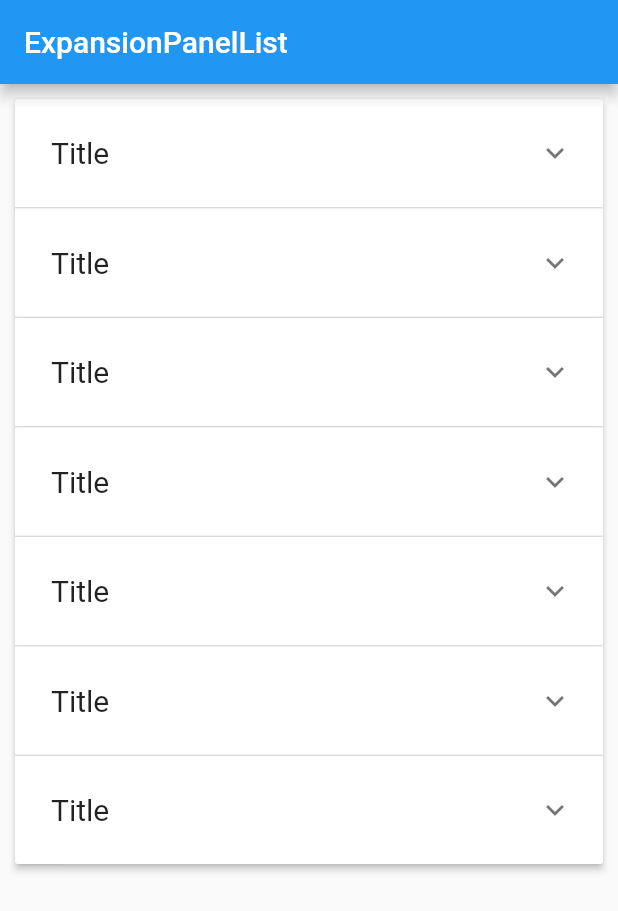
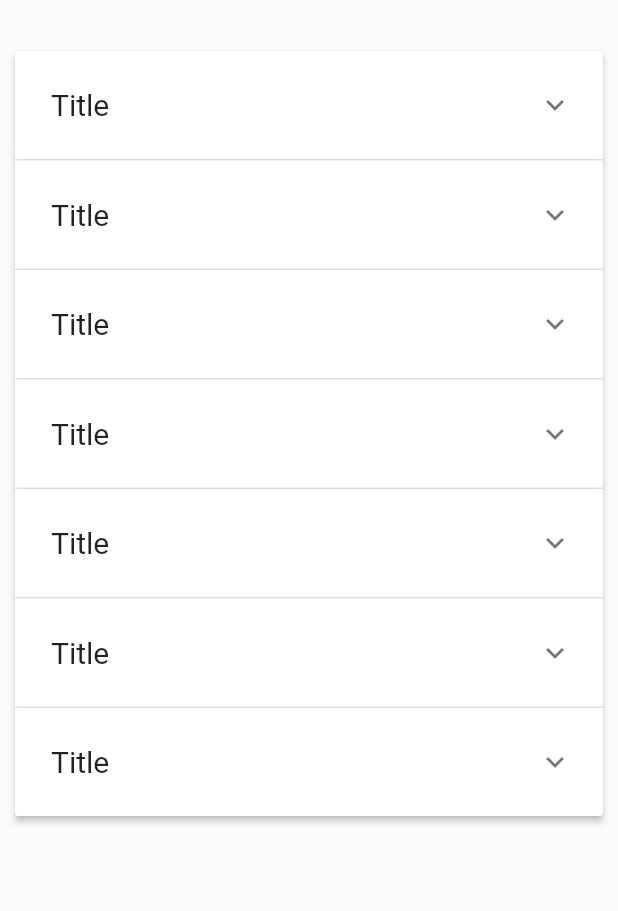
Before and after one commit to MahdiKaseAtashin/flutter_expand_widget, a Flutter app: the screen it shows after launch, on a phone screen of 412 x 824 dp. Shown: the top 911 px of the screen. Run offline on Flutter 3.47's test engine with Material 2 defaults, Android fonts, the light colour scheme and no system bars.

Commit message:
remove appbar

```diff
--- a/expand_widget/lib/main.dart
+++ b/expand_widget/lib/main.dart
@@ -161,10 +161,9 @@
   @override
   Widget build(BuildContext context) {
     Scaffold scaffold = Scaffold(
-      appBar: AppBar(
-        title: const Text("ExpansionPanelList"),
-      ),
-      body: ListView(
+      body: Container(
+        margin: const EdgeInsets.only(top: 24),
+        child: ListView(
           children: [
             Padding(
               padding: const EdgeInsets.all(10.0),
@@ -198,6 +197,7 @@
             ),
           ],
         ),
+      ),
     );
     return scaffold;
   }
```
Lines whose indentation alone changed are shown as unchanged.
